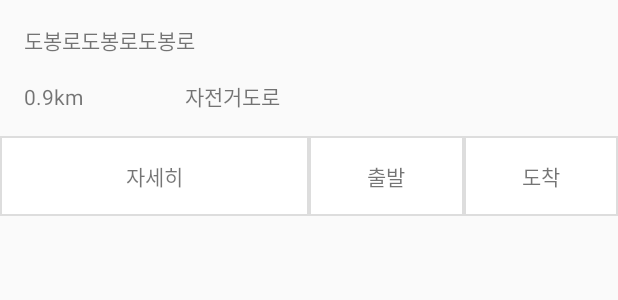
After one commit to chl8263/WithPet, an Android app: the layout walk_info_dlg.xml on its own in the app's theme, with its tools: preview values and no code run, on a phone screen of 412 x 824 dp. The commit adds this screen. Shown: the top 300 px of the screen. Run offline under Robolectric (Android 15) with nearby library versions, the phone set to English and light mode, and no system bars.

Commit message:
1. 마커클릭 이벤트 추가중

```diff
--- /dev/null
+++ b/app/src/main/res/drawable/button_bg.xml
@@ -0,0 +1,6 @@
+<?xml version="1.0" encoding="utf-8"?>
+<shape xmlns:android="http://schemas.android.com/apk/res/android"
+       android:shape="rectangle">
+    <solid android:color="@android:color/white"/>
+    <stroke android:color="#ddd" android:width="1dp"/>
+</shape>
--- /dev/null
+++ b/app/src/main/res/drawable/edittext_bg.xml
@@ -0,0 +1,6 @@
+<?xml version="1.0" encoding="utf-8"?>
+<shape xmlns:android="http://schemas.android.com/apk/res/android"
+       android:shape="rectangle">
+    <solid android:color="@android:color/white"/>
+    <corners android:radius="4dp"/>
+</shape>
--- /dev/null
+++ b/app/src/main/res/layout/walk_info_dlg.xml
@@ -0,0 +1,104 @@
+<?xml version="1.0" encoding="utf-8"?>
+<layout
+        xmlns:android="http://schemas.android.com/apk/res/android"
+        xmlns:app="http://schemas.android.com/apk/res-auto"
+        xmlns:tools="http://schemas.android.com/tools"
+        tools:ignore="HardcodedText">
+
+    <data>
+        <variable name="title" type="String"/>
+    </data>
+
+    <androidx.constraintlayout.widget.ConstraintLayout
+            android:layout_width="match_parent"
+            android:layout_height="wrap_content">
+
+        <TextView
+                android:id="@+id/roadName"
+                android:layout_width="match_parent"
+                android:layout_height="wrap_content"
+                app:layout_constraintTop_toTopOf="parent"
+                android:text="@{title}"
+                android:padding="16dp"
+                tools:text="도봉로도봉로도봉로"/>
+
+        <androidx.constraintlayout.widget.Guideline
+                android:id="@+id/guide"
+                android:layout_width="wrap_content"
+                android:layout_height="wrap_content"
+                app:layout_constraintGuide_percent="0.30"
+                android:orientation="vertical"/>
+
+        <TextView
+                android:id="@+id/roadLength"
+                android:layout_width="0dp"
+                android:layout_height="wrap_content"
+                android:paddingStart="16dp"
+                app:layout_constraintStart_toStartOf="parent"
+                app:layout_constraintEnd_toStartOf="@+id/guide"
+                app:layout_constraintTop_toBottomOf="@+id/roadName"
+                app:layout_constraintBottom_toTopOf="@+id/barrier"
+                android:text="0.9km"/>
+
+        <TextView
+                android:id="@+id/roadCategory"
+                android:layout_width="0dp"
+                android:layout_height="wrap_content"
+                app:layout_constraintStart_toEndOf="@+id/guide"
+                app:layout_constraintEnd_toEndOf="parent"
+                app:layout_constraintTop_toBottomOf="@+id/roadName"
+                app:layout_constraintBottom_toTopOf="@+id/barrier"
+                android:text="자전거도로"/>
+
+        <androidx.constraintlayout.widget.Barrier
+                android:id="@+id/barrier"
+                android:layout_width="wrap_content"
+                android:layout_height="wrap_content"
+                app:barrierDirection="bottom"
+                app:constraint_referenced_ids="roadLength, roadCategory"/>
+
+        <TextView
+                android:id="@+id/detail"
+                android:layout_width="0dp"
+                android:layout_height="wrap_content"
+                android:text="자세히"
+                android:background="@drawable/button_bg"
+                android:gravity="center"
+                android:layout_marginTop="16dp"
+                android:paddingTop="16dp"
+                android:paddingBottom="16dp"
+                app:layout_constraintHorizontal_weight="0.5"
+                app:layout_constraintStart_toStartOf="parent"
+                app:layout_constraintEnd_toStartOf="@+id/setDeparture"
+                app:layout_constraintTop_toBottomOf="@+id/barrier"/>
+
+        <TextView
+                android:id="@+id/setDeparture"
+                android:layout_width="0dp"
+                android:layout_height="wrap_content"
+                android:text="출발"
+                android:background="@drawable/button_bg"
+                android:gravity="center"
+                android:paddingTop="16dp"
+                android:paddingBottom="16dp"
+                app:layout_constraintHorizontal_weight="0.25"
+                app:layout_constraintStart_toEndOf="@+id/detail"
+                app:layout_constraintEnd_toStartOf="@+id/setArrival"
+                app:layout_constraintTop_toTopOf="@+id/detail"/>
+
+        <TextView
+                android:id="@+id/setArrival"
+                android:layout_width="0dp"
+                android:layout_height="wrap_content"
+                android:text="도착"
+                android:background="@drawable/button_bg"
+                android:gravity="center"
+                android:paddingTop="16dp"
+                android:paddingBottom="16dp"
+                app:layout_constraintHorizontal_weight="0.25"
+                app:layout_constraintStart_toEndOf="@+id/setDeparture"
+                app:layout_constraintEnd_toEndOf="parent"
+                app:layout_constraintTop_toTopOf="@+id/detail"/>
+
+    </androidx.constraintlayout.widget.ConstraintLayout>
+</layout>
--- a/app/src/main/res/menu/navigation.xml
+++ b/app/src/main/res/menu/navigation.xml
@@ -8,9 +8,9 @@
         android:title="@string/oneFragment" />
     <item
             android:id="@+id/two"
-            android:icon="@drawable/common_full_open_on_phone"
+            android:icon="@drawable/ic_walk"
             android:enabled="true"
-            android:title="@string/twoFragment" />
+            android:title="@string/walkFragment" />
     <item
             android:id="@+id/hospital"
             android:icon="@drawable/ic_animal_hospital"
--- a/app/src/main/res/values/strings.xml
+++ b/app/src/main/res/values/strings.xml
@@ -3,7 +3,7 @@
 
     <!-- fragment name -->
     <string name="oneFragment">oneFragment</string>
-    <string name="twoFragment">twoFragment</string>
+    <string name="walkFragment">산책로</string>
     <string name="hospitalFragment">동물병원</string>
     <string name="fourFragment">fourFragment</string>
 
--- a/app/src/main/res/values/styles.xml
+++ b/app/src/main/res/values/styles.xml
@@ -9,4 +9,9 @@
 
     </style>
 
+    <style name="BottomSheet" parent="Theme.Design.Light.BottomSheetDialog">
+        <item name="android:windowIsFloating">false</item>
+        <item name="android:statusBarColor">@android:color/transparent</item>
+        <item name="android:windowSoftInputMode">adjustResize</item>
+    </style>
 </resources>
```
Also changed, not shown: app/src/main/java/com/example/withpet/ui/walk/WalkFragment.kt (+21 -10 lines), app/src/main/java/com/example/withpet/ui/walk/WalkInfoDlg.kt (added, +28 -0 lines), app/src/main/java/com/example/withpet/ui/walk/view/AppBottomSheetDialogFragment.kt (added, +133 -0 lines), app/src/main/res/layout/fragment_walk.xml (+11 -1 lines), app/src/main/res/drawable-xxhdpi/ic_walk.png (added).
